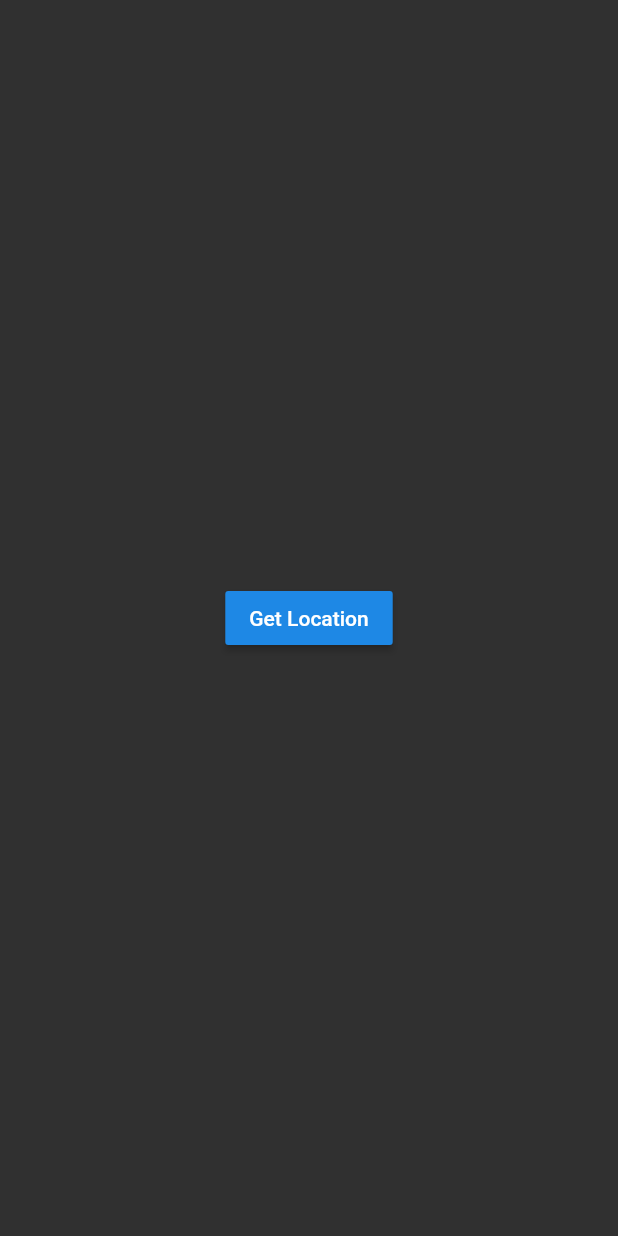
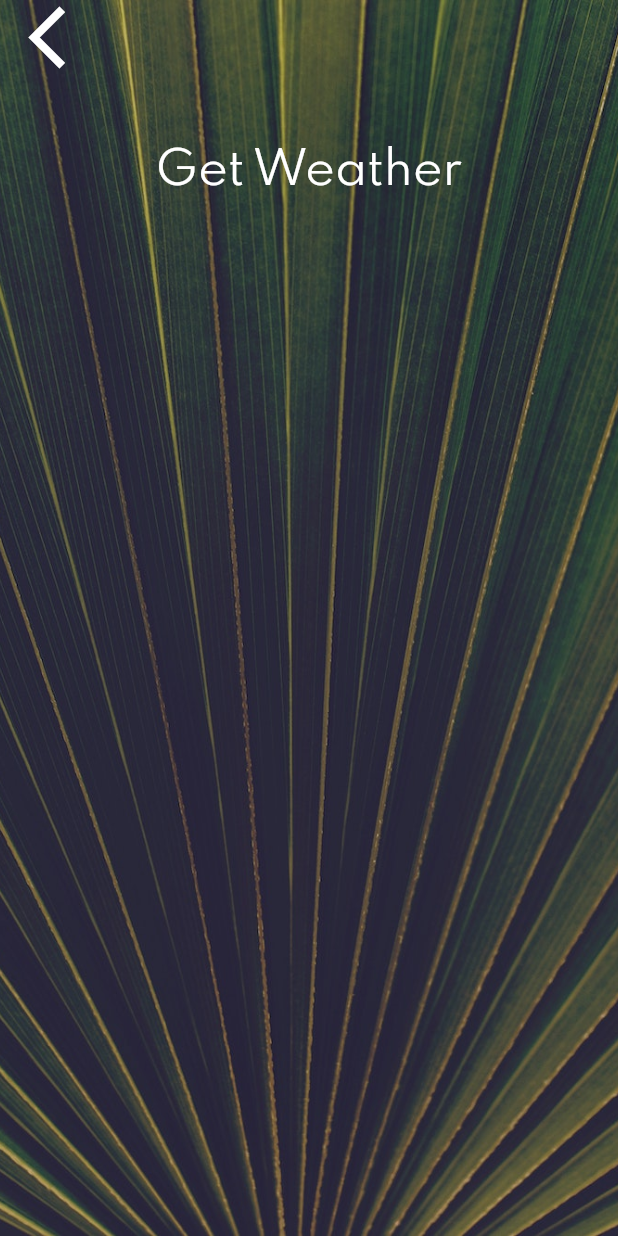
Before and after one commit to codewithz/saib-weather-app-flutter, a Flutter app: the screen it shows after launch, on a phone screen of 412 x 824 dp. Run offline on Flutter 3.47's test engine with Material 2 defaults, Android fonts, the phone set to English and light mode, and no system bars.

Commit message:
City Screen Page Design

```diff
--- a/lib/main.dart
+++ b/lib/main.dart
@@ -1,5 +1,6 @@
 import 'package:flutter/material.dart';
-import 'package:weather_app/screens/loading_screen.dart';
+import 'package:weather_app/screens/city_screen.dart';
+import 'package:weather_app/screens/city_screen.dart';
 
 void main() {
   runApp(const MyApp());
@@ -13,7 +14,7 @@ class MyApp extends StatelessWidget {
   Widget build(BuildContext context) {
     return MaterialApp(
       theme: ThemeData.dark(),
-      home: LoadingScreen(),
+      home: CityScreen(),
     );
   }
 }
--- /dev/null
+++ b/lib/screens/city_screen.dart
@@ -0,0 +1,52 @@
+import 'package:flutter/material.dart';
+import 'package:weather_app/utilities/constants.dart';
+
+class CityScreen extends StatefulWidget {
+  const CityScreen({Key? key}) : super(key: key);
+
+  @override
+  _CityScreenState createState() => _CityScreenState();
+}
+
+class _CityScreenState extends State<CityScreen> {
+  @override
+  Widget build(BuildContext context) {
+    return Scaffold(
+      body: Container(
+        decoration: BoxDecoration(
+          image: DecorationImage(
+            image: AssetImage('images/city_background.jpg'),
+            fit: BoxFit.cover
+          )
+        ),
+        constraints: BoxConstraints.expand(),
+        child: SafeArea(
+          child: Column(
+            children: <Widget>[
+              Align(
+                alignment: Alignment.topLeft,
+                child: FlatButton(
+                  onPressed: (){},
+                  child: Icon(
+                    Icons.arrow_back_ios,
+                    size:50
+                  ),
+                ),
+              ),
+              Container(
+                padding: EdgeInsets.all(20),
+                  child: null,
+              ),
+              FlatButton(
+                  onPressed:(){},
+                  child: Text(
+                    'Get Weather',
+                    style: kButtonTextStyle,
+                  ))
+            ],
+          ),
+        ),
+      ),
+    );
+  }
+}
```
